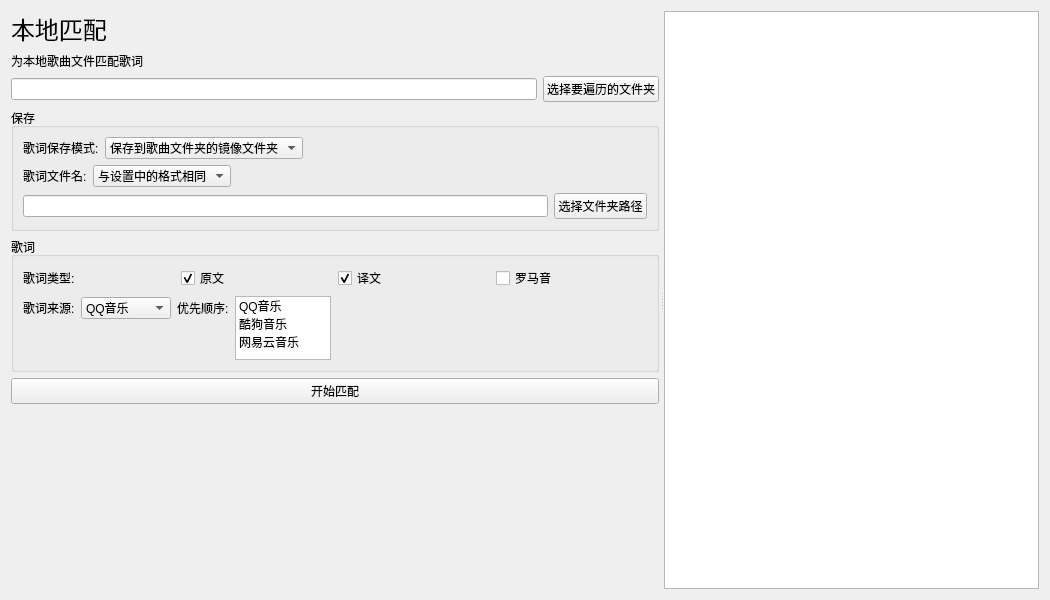
Above: ui/local_match.ui from chenmozhijin/LDDC before the change. Below: the same form after it.
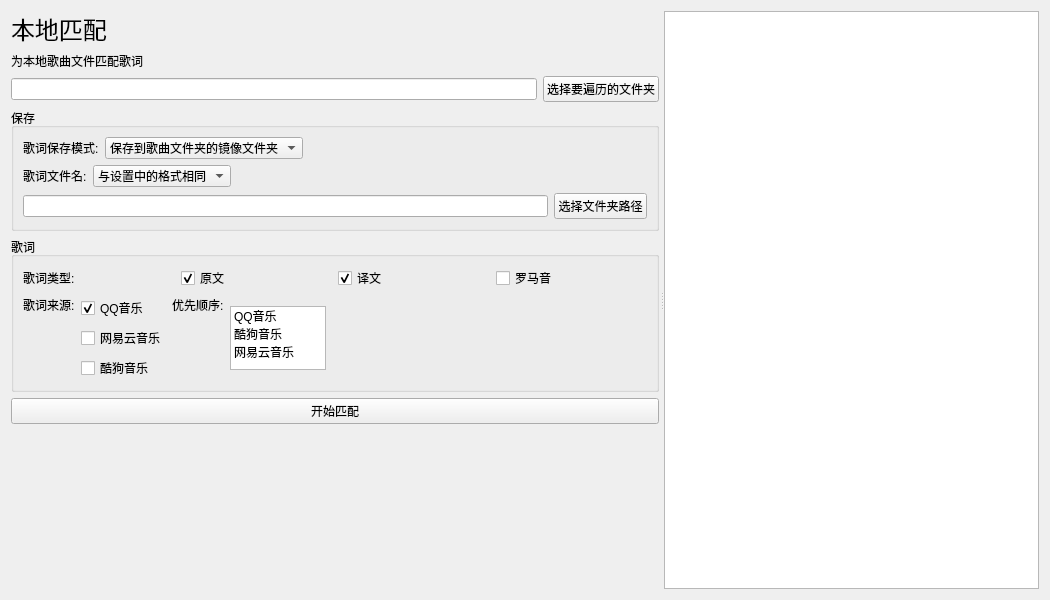
That is the form after the change.

Patch:
```diff
--- a/ui/local_match.ui
+++ b/ui/local_match.ui
@@ -231,7 +231,7 @@
                <layout class="QVBoxLayout" name="verticalLayout_2">
                 <item>
                  <layout class="QHBoxLayout" name="horizontalLayout_5">
-                  <item>
+                  <item alignment="Qt::AlignTop">
                    <widget class="QLabel" name="label_7">
                     <property name="text">
                      <string>歌词来源:</string>
@@ -239,30 +239,34 @@
                    </widget>
                   </item>
                   <item>
-                   <widget class="QComboBox" name="source_comboBox">
+                   <layout class="QVBoxLayout" name="verticalLayout_4">
                     <item>
+                     <widget class="QCheckBox" name="qm_checkBox">
                      <property name="text">
                       <string>QQ音乐</string>
                      </property>
+                      <property name="checked">
+                       <bool>true</bool>
+                      </property>
+                     </widget>
                     </item>
                     <item>
+                     <widget class="QCheckBox" name="ne_checkBox">
                      <property name="text">
                       <string>网易云音乐</string>
                      </property>
+                     </widget>
                     </item>
                     <item>
+                     <widget class="QCheckBox" name="kg_checkBox">
                      <property name="text">
-                      <string>综合</string>
-                     </property>
-                    </item>
-                    <item>
-                     <property name="text">
-                      <string>酷我音乐</string>
-                     </property>
-                    </item>
-                   </widget>
-                  </item>
-                  <item>
+                       <string>酷狗音乐</string>
+                      </property>
+                     </widget>
+                    </item>
+                   </layout>
+                  </item>
+                  <item alignment="Qt::AlignTop">
                    <widget class="QLabel" name="label_2">
                     <property name="text">
                      <string>优先顺序:</string>
@@ -271,22 +275,6 @@
                   </item>
                  </layout>
                 </item>
-                <item>
-                 <spacer name="verticalSpacer_2">
-                  <property name="orientation">
-                   <enum>Qt::Vertical</enum>
-                  </property>
-                  <property name="sizeType">
-                   <enum>QSizePolicy::Fixed</enum>
-                  </property>
-                  <property name="sizeHint" stdset="0">
-                   <size>
-                    <width>20</width>
-                    <height>40</height>
-                   </size>
-                  </property>
-                 </spacer>
-                </item>
                </layout>
               </item>
               <item>
```
Lines whose indentation alone changed are shown as unchanged.
